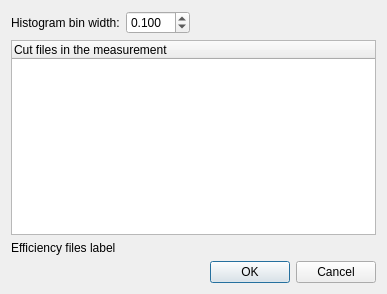
Above: ui_files/ui_energy_spectrum_params.ui from JYU-IBA/potku before the change. Below: the same form after it.
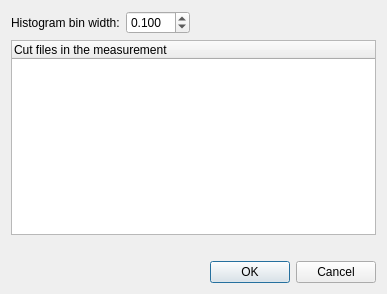
That is the form after the change.

Commit message:
Dialog to choose spectra for plotting opens
When user clicks Plot Energy Spectrum button in Recoil Atom Distribution
view, a dialog is opened where user can choose energy spectra to be
plotted. Files in simulation folder with extension .erd are shown in
dialog.

The edit to the form file:
```diff
--- a/ui_files/ui_energy_spectrum_params.ui
+++ b/ui_files/ui_energy_spectrum_params.ui
@@ -71,7 +71,7 @@
      <item>
       <widget class="QLabel" name="label_efficiency_files">
        <property name="text">
-        <string>Efficiency files label</string>
+        <string/>
        </property>
       </widget>
      </item>
@@ -93,7 +93,7 @@
        <item>
         <widget class="QLabel" name="label_status">
          <property name="text">
-          <string>              </string>
+          <string/>
          </property>
         </widget>
        </item>
```
The commit also changes 3 other files.
